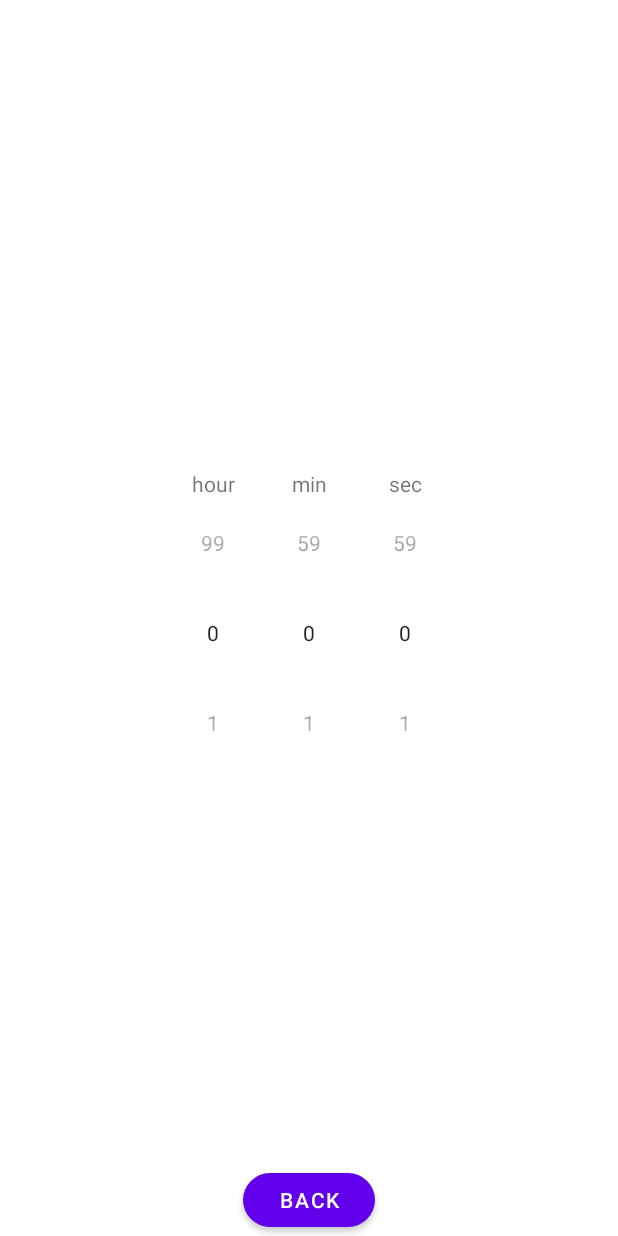
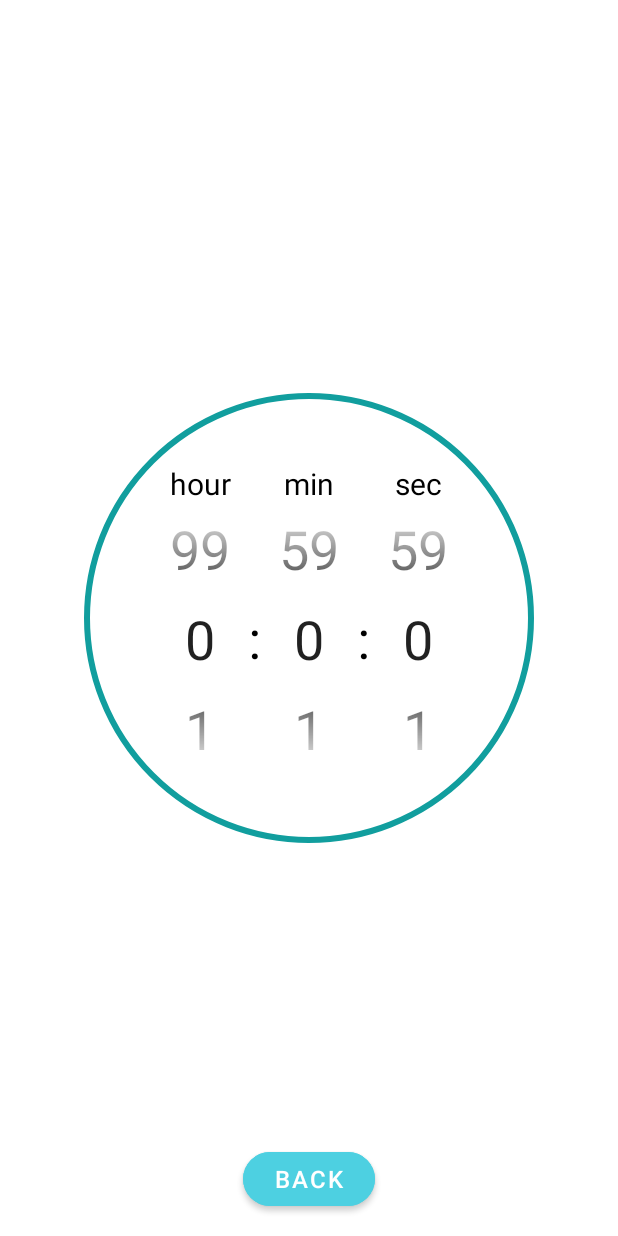
Before and after one commit to studentprogrammist599/TimerApp, an Android app: the TimerFragment screen opened through its navigation route, on a phone screen of 412 x 824 dp. Run offline under Robolectric (Android 15) with nearby library versions, the phone set to English and light mode, and no system bars; our stand-ins replace Dagger/Hilt's generated code; 1 statement that could not run was skipped.

Commit message:
strings, dimens, colors, theme presetting

```diff
--- a/app/src/main/java/com/kostry/yourtimer/ui/timer/TimerFragment.kt
+++ b/app/src/main/java/com/kostry/yourtimer/ui/timer/TimerFragment.kt
@@ -77,7 +77,8 @@ class TimerFragment : BaseFragment<FragmentTimerBinding>() {
                             timeMillis = state.millis,
                             buttonStartPauseText = getString(R.string.pause),
                             buttonCancelVisibility = View.VISIBLE,
-                            setProgress = getPercentProgressTime(state.millis, args)
+                            setProgress = getPercentProgressTime(state.millis, args),
+                            positiveButtonColor = requireContext().getColor(R.color.primary_button_color),
                         )
                     }
                     is TimerState.Paused -> {
@@ -85,7 +86,8 @@ class TimerFragment : BaseFragment<FragmentTimerBinding>() {
                             timeMillis = state.millis,
                             buttonStartPauseText = getString(R.string.start),
                             buttonCancelVisibility = View.VISIBLE,
-                            setProgress = getPercentProgressTime(state.millis, args)
+                            setProgress = getPercentProgressTime(state.millis, args),
+                            positiveButtonColor = requireContext().getColor(R.color.third_button_color),
                         )
                     }
                     is TimerState.Stopped -> {
@@ -93,7 +95,8 @@ class TimerFragment : BaseFragment<FragmentTimerBinding>() {
                             timeMillis = 0,
                             buttonStartPauseText = getString(R.string.back),
                             buttonCancelVisibility = View.GONE,
-                            setProgress = 0
+                            setProgress = 0,
+                            positiveButtonColor = requireContext().getColor(R.color.primary_button_color),
                         )
                     }
                 }
@@ -106,11 +109,14 @@ class TimerFragment : BaseFragment<FragmentTimerBinding>() {
         buttonStartPauseText: String,
         buttonCancelVisibility: Int,
         setProgress: Int,
+        positiveButtonColor: Int,
     ) {
         setTime(timeMillis)
         binding.timerFragmentPositiveButton.text = buttonStartPauseText
         binding.timerFragmentNegativeButton.visibility = buttonCancelVisibility
         binding.timerFragmentProgressBar.setProgress(setProgress, true)
+
+        binding.timerFragmentPositiveButton.setBackgroundColor(positiveButtonColor)
     }
 
     private fun initButtonClickListener() {
--- a/app/src/main/res/layout/fragment_home.xml
+++ b/app/src/main/res/layout/fragment_home.xml
@@ -4,37 +4,44 @@
     xmlns:tools="http://schemas.android.com/tools"
     android:layout_width="match_parent"
     android:layout_height="match_parent"
-    android:backgroundTint="#FF1616"
-    android:foregroundTint="#104BDF"
+    android:background="@color/layout_background"
     tools:context=".ui.home.HomeFragment">
 
     <TextView
         android:id="@+id/home_fragment_quick_start_text_view"
         android:layout_width="wrap_content"
         android:layout_height="wrap_content"
+        android:layout_marginTop="@dimen/margin_xl"
         android:text="@string/quick_start"
+        android:textColor="@color/primary_text_color"
+        android:textSize="@dimen/timer_description_text_size"
+        app:layout_constraintEnd_toEndOf="parent"
         app:layout_constraintStart_toStartOf="parent"
-        app:layout_constraintEnd_toEndOf="parent"
         app:layout_constraintTop_toTopOf="parent" />
 
     <include
+        android:id="@+id/home_fragment_quick_start_timer_view"
         layout="@layout/timer_view"
-        android:id="@+id/home_fragment_quick_start_timer_view"
         android:layout_width="wrap_content"
         android:layout_height="wrap_content"
+        android:layout_marginTop="@dimen/margin_xxl"
+        app:layout_constraintEnd_toEndOf="parent"
         app:layout_constraintStart_toStartOf="parent"
-        app:layout_constraintEnd_toEndOf="parent"
-        app:layout_constraintTop_toBottomOf="@id/home_fragment_quick_start_text_view"/>
+        app:layout_constraintTop_toBottomOf="@id/home_fragment_quick_start_text_view" />
 
     <com.google.android.material.button.MaterialButton
         android:id="@+id/home_fragment_quick_start_button"
         android:layout_width="wrap_content"
         android:layout_height="wrap_content"
+        android:layout_marginTop="@dimen/margin_xxl"
         android:text="@string/start"
-        app:cornerRadius="24dp"
-        app:elevation="8dp"
+        android:backgroundTint="@color/primary_button_color"
+        android:textColor="@color/secondary_text_color"
+        android:textSize="@dimen/button_text_size"
+        app:cornerRadius="@dimen/button_corner_radius"
+        app:elevation="@dimen/button_elevation"
+        app:layout_constraintEnd_toEndOf="parent"
         app:layout_constraintStart_toStartOf="parent"
-        app:layout_constraintEnd_toEndOf="parent"
         app:layout_constraintTop_toBottomOf="@id/home_fragment_quick_start_timer_view" />
 
 </androidx.constraintlayout.widget.ConstraintLayout>
--- a/app/src/main/res/layout/fragment_timer.xml
+++ b/app/src/main/res/layout/fragment_timer.xml
@@ -4,6 +4,7 @@
     xmlns:tools="http://schemas.android.com/tools"
     android:layout_width="match_parent"
     android:layout_height="match_parent"
+    android:background="@color/layout_background"
     tools:context=".ui.timer.TimerFragment">
 
     <include
@@ -31,21 +32,27 @@
         android:layout_width="wrap_content"
         android:layout_height="wrap_content"
         app:indicatorDirectionCircular="counterclockwise"
-        app:indicatorSize="300dp"
+        app:indicatorSize="@dimen/progress_bar_indicator_size"
+        app:trackColor="@color/progress_bar_track_color"
+        app:indicatorColor="@color/progress_bar_indicator_color"
         app:layout_constraintBottom_toBottomOf="parent"
         app:layout_constraintEnd_toEndOf="parent"
         app:layout_constraintStart_toStartOf="parent"
         app:layout_constraintTop_toTopOf="parent"
-        app:trackCornerRadius="24dp"
-        app:trackThickness="4dp" />
+        app:trackCornerRadius="@dimen/progress_bar_track_corner_radius"
+        app:trackThickness="@dimen/progress_bar_track_thickness" />
 
     <com.google.android.material.button.MaterialButton
         android:id="@+id/timer_fragment_negative_button"
         android:layout_width="wrap_content"
         android:layout_height="wrap_content"
+        android:layout_marginBottom="@dimen/margin_xxl"
         android:text="@string/stop"
-        app:cornerRadius="24dp"
-        app:elevation="8dp"
+        android:backgroundTint="@color/secondary_button_color"
+        android:textColor="@color/primary_text_color"
+        android:textSize="@dimen/button_text_size"
+        app:cornerRadius="@dimen/button_corner_radius"
+        app:elevation="@dimen/button_elevation"
         app:layout_constraintBottom_toBottomOf="parent"
         app:layout_constraintEnd_toStartOf="@id/timer_fragment_positive_button"
         app:layout_constraintStart_toStartOf="parent" />
@@ -54,8 +61,12 @@
         android:id="@+id/timer_fragment_positive_button"
         android:layout_width="wrap_content"
         android:layout_height="wrap_content"
-        app:cornerRadius="24dp"
-        app:elevation="8dp"
+        android:layout_marginBottom="@dimen/margin_xxl"
+        app:cornerRadius="@dimen/button_corner_radius"
+        app:elevation="@dimen/button_elevation"
+        android:backgroundTint="@color/primary_button_color"
+        android:textColor="@color/secondary_text_color"
+        android:textSize="@dimen/button_text_size"
         app:layout_constraintBottom_toBottomOf="parent"
         app:layout_constraintEnd_toEndOf="parent"
         app:layout_constraintStart_toEndOf="@id/timer_fragment_negative_button"
--- a/app/src/main/res/layout/timer_view.xml
+++ b/app/src/main/res/layout/timer_view.xml
@@ -1,35 +1,41 @@
 <?xml version="1.0" encoding="utf-8"?>
 <androidx.constraintlayout.widget.ConstraintLayout xmlns:android="http://schemas.android.com/apk/res/android"
+    xmlns:app="http://schemas.android.com/apk/res-auto"
     android:layout_width="wrap_content"
-    android:layout_height="wrap_content"
-    xmlns:app="http://schemas.android.com/apk/res-auto">
+    android:layout_height="wrap_content">
 
     <TextView
         android:id="@+id/hours_text_view"
         android:layout_width="wrap_content"
         android:layout_height="wrap_content"
         android:text="@string/hour"
+        android:textColor="@color/primary_text_color"
+        android:textSize="@dimen/timer_description_text_size"
+        app:layout_constraintEnd_toEndOf="@id/hours_picker"
         app:layout_constraintStart_toStartOf="@id/hours_picker"
-        app:layout_constraintEnd_toEndOf="@id/hours_picker"
-        app:layout_constraintTop_toTopOf="parent"/>
+        app:layout_constraintTop_toTopOf="parent" />
 
     <TextView
         android:id="@+id/minutes_text_view"
         android:layout_width="wrap_content"
         android:layout_height="wrap_content"
         android:text="@string/min"
+        android:textColor="@color/primary_text_color"
+        android:textSize="@dimen/timer_description_text_size"
+        app:layout_constraintEnd_toEndOf="@id/minutes_picker"
         app:layout_constraintStart_toStartOf="@id/minutes_picker"
-        app:layout_constraintEnd_toEndOf="@id/minutes_picker"
-        app:layout_constraintTop_toTopOf="parent"/>
+        app:layout_constraintTop_toTopOf="parent" />
 
     <TextView
         android:id="@+id/seconds_text_view"
         android:layout_width="wrap_content"
         android:layout_height="wrap_content"
         android:text="@string/sec"
+        android:textColor="@color/primary_text_color"
+        android:textSize="@dimen/timer_description_text_size"
+        app:layout_constraintEnd_toEndOf="@id/seconds_picker"
         app:layout_constraintStart_toStartOf="@id/seconds_picker"
-        app:layout_constraintEnd_toEndOf="@id/seconds_picker"
-        app:layout_constraintTop_toTopOf="parent"/>
+        app:layout_constraintTop_toTopOf="parent" />
 
     <NumberPicker
         android:id="@+id/hours_picker"
@@ -37,22 +43,46 @@
         android:layout_height="wrap_content"
         android:theme="@style/NumberPickerTheme"
         app:layout_constraintStart_toStartOf="parent"
-        app:layout_constraintTop_toBottomOf="@id/hours_text_view"/>
+        app:layout_constraintTop_toBottomOf="@id/hours_text_view" />
+
+    <TextView
+        android:id="@+id/hours_dots_text_view"
+        android:layout_width="wrap_content"
+        android:layout_height="wrap_content"
+        android:text="@string/time_dots"
+        android:textColor="@color/primary_text_color"
+        android:textSize="@dimen/timer_picker_text_size"
+        app:layout_constraintBottom_toBottomOf="@id/hours_picker"
+        app:layout_constraintStart_toEndOf="@id/hours_picker"
+        app:layout_constraintTop_toTopOf="@id/hours_picker"
+        app:layout_constraintVertical_bias="0.49" />
 
     <NumberPicker
         android:id="@+id/minutes_picker"
         android:layout_width="wrap_content"
         android:layout_height="wrap_content"
         android:theme="@style/NumberPickerTheme"
-        app:layout_constraintStart_toEndOf="@id/hours_picker"
-        app:layout_constraintTop_toBottomOf="@id/minutes_text_view"/>
+        app:layout_constraintStart_toEndOf="@id/hours_dots_text_view"
+        app:layout_constraintTop_toBottomOf="@id/minutes_text_view" />
+
+    <TextView
+        android:id="@+id/minutes_dots_text_view"
+        android:layout_width="wrap_content"
+        android:layout_height="wrap_content"
+        android:text="@string/time_dots"
+        android:textColor="@color/primary_text_color"
+        android:textSize="@dimen/timer_picker_text_size"
+        app:layout_constraintBottom_toBottomOf="@id/minutes_picker"
+        app:layout_constraintStart_toEndOf="@id/minutes_picker"
+        app:layout_constraintTop_toTopOf="@id/minutes_picker"
+        app:layout_constraintVertical_bias="0.49" />
 
     <NumberPicker
         android:id="@+id/seconds_picker"
         android:layout_width="wrap_content"
         android:layout_height="wrap_content"
         android:theme="@style/NumberPickerTheme"
-        app:layout_constraintStart_toEndOf="@id/minutes_picker"
-        app:layout_constraintTop_toBottomOf="@id/seconds_text_view"/>
+        app:layout_constraintStart_toEndOf="@id/minutes_dots_text_view"
+        app:layout_constraintTop_toBottomOf="@id/seconds_text_view" />
 
 </androidx.constraintlayout.widget.ConstraintLayout>
--- a/app/src/main/res/values/colors.xml
+++ b/app/src/main/res/values/colors.xml
@@ -7,4 +7,12 @@
     <color name="teal_700">#FF018786</color>
     <color name="black">#FF000000</color>
     <color name="white">#FFFFFFFF</color>
+    <color name="primary_text_color">#000000</color>
+    <color name="secondary_text_color">#FFFFFF</color>
+    <color name="primary_button_color">#4DD0E1</color>
+    <color name="secondary_button_color">#FFFDE7</color>
+    <color name="third_button_color">#FF5252</color>
+    <color name="progress_bar_indicator_color">#18FFFF</color>
+    <color name="progress_bar_track_color">#119E9E</color>
+    <color name="layout_background">#FFFFFF</color>
 </resources>
--- /dev/null
+++ b/app/src/main/res/values/dimens.xml
@@ -0,0 +1,18 @@
+<?xml version="1.0" encoding="utf-8"?>
+<resources>
+    <dimen name="timer_picker_text_size">36sp</dimen>
+    <dimen name="timer_description_text_size">20sp</dimen>
+    <dimen name="button_corner_radius">24dp</dimen>
+    <dimen name="button_elevation">8dp</dimen>
+    <dimen name="margin_s">2dp</dimen>
+    <dimen name="margin_xs">4dp</dimen>
+    <dimen name="margin_m">6dp</dimen>
+    <dimen name="margin_xm">8dp</dimen>
+    <dimen name="margin_l">10dp</dimen>
+    <dimen name="margin_xl">12dp</dimen>
+    <dimen name="margin_xxl">14dp</dimen>
+    <dimen name="button_text_size">16sp</dimen>
+    <dimen name="progress_bar_indicator_size">300dp</dimen>
+    <dimen name="progress_bar_track_corner_radius">24dp</dimen>
+    <dimen name="progress_bar_track_thickness">4dp</dimen>
+</resources>
--- a/app/src/main/res/values/themes.xml
+++ b/app/src/main/res/values/themes.xml
@@ -10,12 +10,15 @@
         <item name="colorSecondaryVariant">@color/teal_700</item>
         <item name="colorOnSecondary">@color/black</item>
         <!-- Status bar color. -->
-        <item name="android:statusBarColor" tools:targetApi="l">?attr/colorPrimaryVariant</item>
+        <item name="android:statusBarColor" tools:targetApi="l">@color/layout_background</item>
         <!-- Customize your theme here. -->
+        <item name="android:windowLightStatusBar">true</item>
+        <item name="android:navigationBarColor">@color/black</item>
     </style>
 
     <style name="NumberPickerTheme" parent="Theme.YourTimer">
-        <!-- NumberPicker divider color -->
-        <item name="colorControlNormal">#00FF0000</item>
+        <item name="colorControlNormal">#00000000</item>
+        <item name="android:textColor">@color/primary_text_color</item>
+        <item name="android:textSize">@dimen/timer_picker_text_size</item>
     </style>
 </resources>
```
